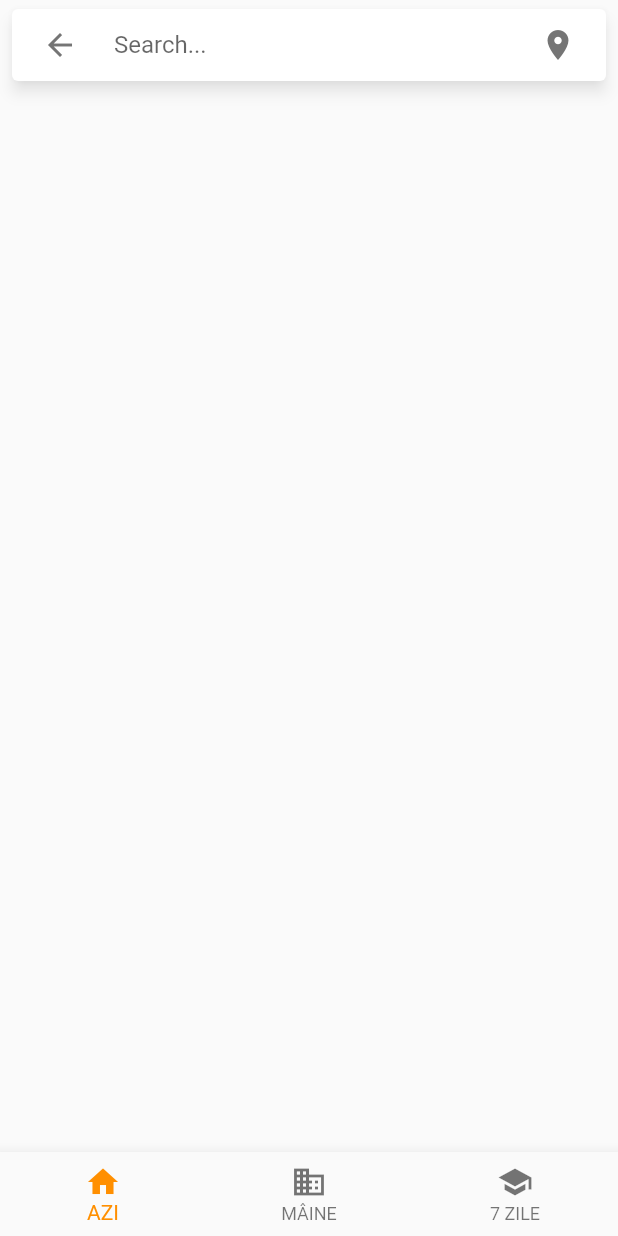
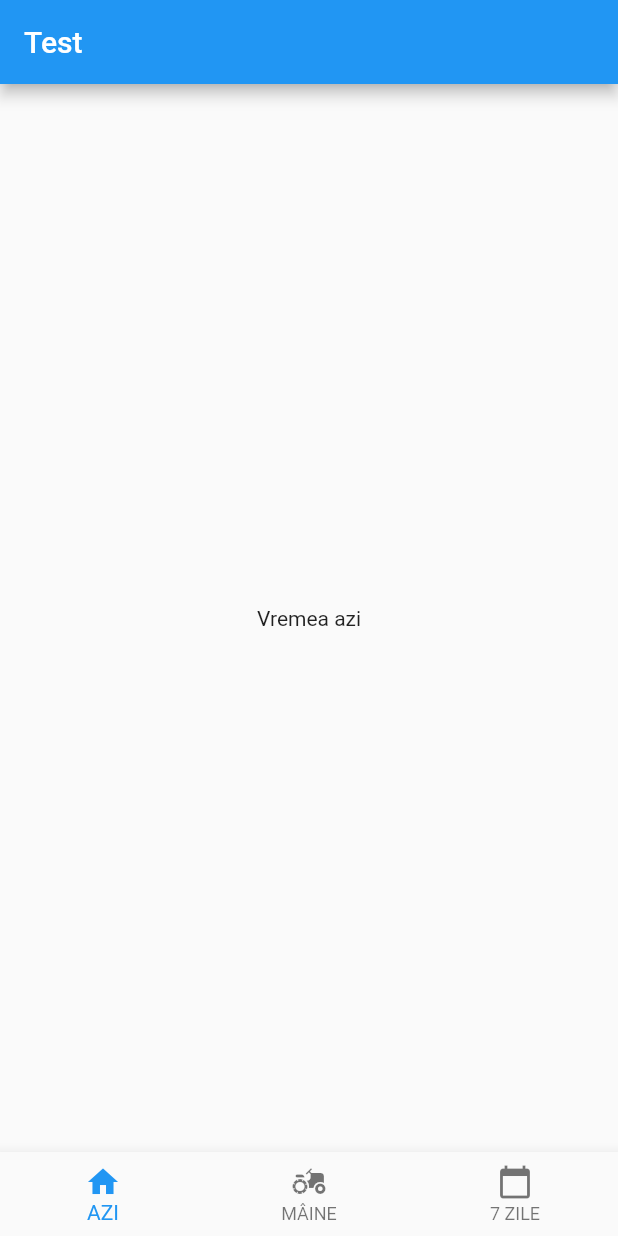
Before and after one commit to cojoc07/WeatherInfoFlutter, a Flutter app: the screen it shows after launch, after a tap on "Button", on a phone screen of 412 x 824 dp. Run offline on Flutter 3.47's test engine with Material 2 defaults, Android fonts, the phone set to English and light mode, and no system bars; drawn by our look-alikes of material_floating_search_bar; our stand-ins replace flutter_dotenv, splashscreen.

Commit message:
added bottom tabs
added bottom tabs

```diff
--- /dev/null
+++ b/lib/components/tab_items.dart
@@ -0,0 +1,34 @@
+import 'package:flutter/material.dart';
+import 'package:traffic_weather/screens/seven_days.dart';
+import 'package:traffic_weather/screens/today.dart';
+import 'package:traffic_weather/screens/tomorrow.dart';
+
+class TabNavigationItem {
+  final Widget page;
+  final String title;
+  final Icon icon;
+
+  TabNavigationItem({
+    @required this.page,
+    @required this.title,
+    @required this.icon,
+  });
+
+  static List<TabNavigationItem> get items => [
+        TabNavigationItem(
+          page: Today(),
+          icon: Icon(Icons.home),
+          title: "AZI",
+        ),
+        TabNavigationItem(
+          page: Tomorrow(),
+          icon: Icon(Icons.agriculture),
+          title: "MÂINE",
+        ),
+        TabNavigationItem(
+          page: SevenDays(),
+          icon: Icon(Icons.calendar_today),
+          title: "7 ZILE",
+        ),
+      ];
+}
--- a/lib/screens/login.dart
+++ b/lib/screens/login.dart
@@ -62,7 +62,7 @@ class _LoginScreenState extends State<LoginScreen> {
           RaisedButton(
             onPressed: () => {
               /* signIn("test@test.com", "12345678") */
-              Navigator.of(context).push(
+              Navigator.of(context).pushReplacement(
                 MaterialPageRoute(builder: (context) => MainScreen()),
               ),
             },
--- a/lib/screens/main_screen.dart
+++ b/lib/screens/main_screen.dart
@@ -1,5 +1,5 @@
 import 'package:flutter/material.dart';
-import 'package:material_floating_search_bar/material_floating_search_bar.dart';
+import 'package:traffic_weather/components/tab_items.dart';
 
 class MainScreen extends StatefulWidget {
   @override
@@ -7,86 +7,36 @@ class MainScreen extends StatefulWidget {
 }
 
 class _MainScreenState extends State<MainScreen> {
-  int _selectedIndex = 0;
+  int _currentIndex = 0;
 
   void _onItemTapped(int index) {
     setState(() {
-      _selectedIndex = index;
+      _currentIndex = index;
     });
   }
 
   @override
   Widget build(BuildContext context) {
-    return Scaffold(
-      body: Stack(
-        fit: StackFit.expand,
-        children: [
-          buildFloatingSearchBar(),
-        ],
-      ),
-      bottomNavigationBar: BottomNavigationBar(
-          items: const <BottomNavigationBarItem>[
-            BottomNavigationBarItem(
-              icon: Icon(Icons.home),
-              label: 'AZI',
+    return WillPopScope(
+        child: Scaffold(
+            appBar: AppBar(title: Text("Test")),
+            body: IndexedStack(
+              index: _currentIndex,
+              children: [
+                for (final tabItem in TabNavigationItem.items) tabItem.page,
+              ],
             ),
-            BottomNavigationBarItem(
-              icon: Icon(Icons.business),
-              label: 'MÂINE',
-            ),
-            BottomNavigationBarItem(
-              icon: Icon(Icons.school),
-              label: '7 ZILE',
-            ),
-          ],
-          currentIndex: _selectedIndex,
-          selectedItemColor: Colors.amber[800],
-          onTap: _onItemTapped),
-    );
+            bottomNavigationBar: BottomNavigationBar(
+              currentIndex: _currentIndex,
+              onTap: (int index) => setState(() => _currentIndex = index),
+              items: [
+                for (final tabItem in TabNavigationItem.items)
+                  BottomNavigationBarItem(
+                    icon: tabItem.icon,
+                    label: tabItem.title,
+                  )
+              ],
+            )),
+        onWillPop: () async => false);
   }
 }
-
-Widget buildFloatingSearchBar() {
-  //final isPortrait = MediaQuery.of(context).orientation == Orientation.portrait;
-  final isPortrait = true;
-
-  return FloatingSearchBar(
-    hint: 'Search...',
-    scrollPadding: const EdgeInsets.only(top: 16, bottom: 56),
-    transitionDuration: const Duration(milliseconds: 800),
-    transitionCurve: Curves.easeInOut,
-    physics: const BouncingScrollPhysics(),
-    axisAlignment: isPortrait ? 0.0 : -1.0,
-    openAxisAlignment: 0.0,
-    maxWidth: isPortrait ? 600 : 500,
-    debounceDelay: const Duration(milliseconds: 500),
-    onQueryChanged: (query) {
-      // Call your model, bloc, controller here.
-    },
-    // Specify a custom transition to be used for
-    // animating between opened and closed stated.
-    transition: CircularFloatingSearchBarTransition(),
-    actions: [
-      FloatingSearchBarAction(
-        showIfOpened: false,
-        child: CircularButton(
-          icon: const Icon(Icons.place),
-          onPressed: () {},
-        ),
-      ),
-      FloatingSearchBarAction.searchToClear(
-        showIfClosed: false,
-      ),
-    ],
-    builder: (context, transition) {
-      return ClipRRect(
-        borderRadius: BorderRadius.circular(8),
-        child: Material(
-          color: Colors.white,
-          elevation: 4.0,
-          child: Column(mainAxisSize: MainAxisSize.min, children: []),
-        ),
-      );
-    },
-  );
-}
--- /dev/null
+++ b/lib/screens/seven_days.dart
@@ -0,0 +1,8 @@
+import 'package:flutter/material.dart';
+
+class SevenDays extends StatelessWidget {
+  @override
+  Widget build(BuildContext context) {
+    return Center(child: Text("Vremea pe 7 zile"));
+  }
+}
--- /dev/null
+++ b/lib/screens/today.dart
@@ -0,0 +1,10 @@
+import 'package:flutter/material.dart';
+
+class Today extends StatelessWidget {
+  @override
+  Widget build(BuildContext context) {
+    return Center(
+      child: Text("Vremea azi"),
+    );
+  }
+}
--- /dev/null
+++ b/lib/screens/tomorrow.dart
@@ -0,0 +1,8 @@
+import 'package:flutter/material.dart';
+
+class Tomorrow extends StatelessWidget {
+  @override
+  Widget build(BuildContext context) {
+    return Center(child: Text("Vremea maine"));
+  }
+}
--- a/pubspec.yaml
+++ b/pubspec.yaml
@@ -31,7 +31,6 @@ dependencies:
   http:
   firebase_auth:
   flutter_staggered_grid_view:
-  material_floating_search_bar:
 
 dev_dependencies:
   flutter_test:
```
Also changed, not shown: pubspec.lock.
